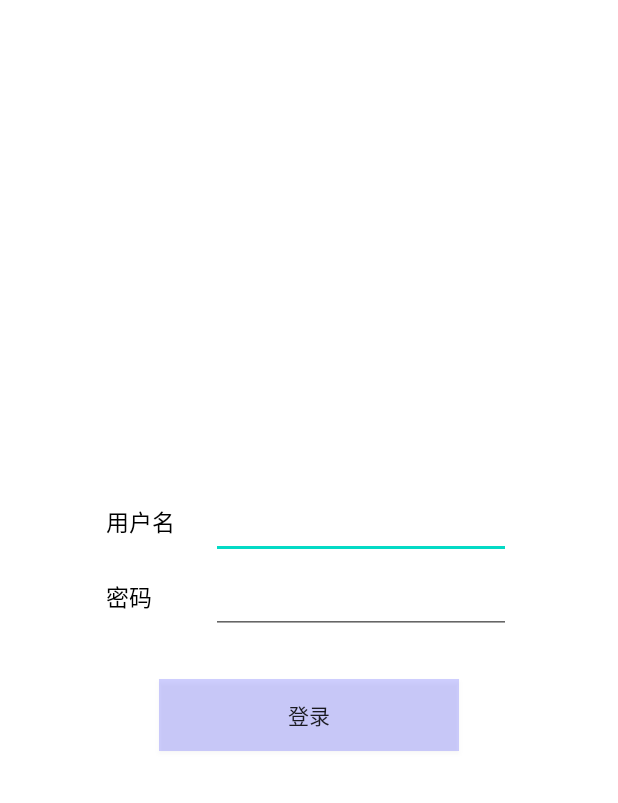
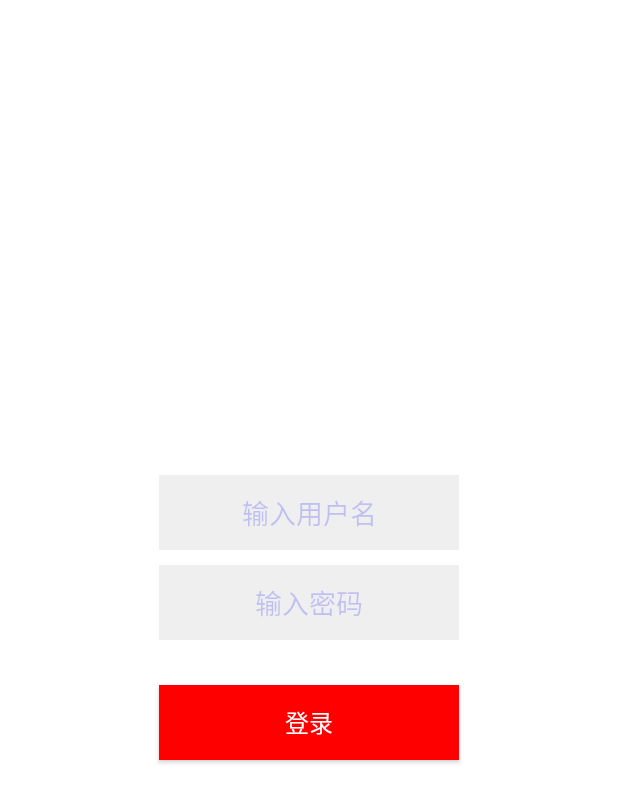
Before and after one commit to oangecheng/tools, an Android app: the screen it shows after launch (DstLoginActivity), on a phone screen of 412 x 824 dp. Shown: the top 803 px of the screen. Run offline under Robolectric (Android 15) with nearby library versions, the phone set to English and light mode, and no system bars; our stand-ins replace RxJava.

Commit message:
优化登录界面

```diff
--- a/dstclient/src/main/res/layout/dst_login_layout.xml
+++ b/dstclient/src/main/res/layout/dst_login_layout.xml
@@ -11,46 +11,33 @@
     android:layout_height="wrap_content"
     android:orientation="horizontal">
 
-    <androidx.appcompat.widget.AppCompatTextView
-      android:layout_width="50dp"
-      android:layout_height="wrap_content"
-      android:text="用户名"
-      android:textColor="@color/black"
-      android:textSize="15dp" />
-
     <EditText
       android:id="@+id/username"
-      android:layout_marginLeft="20dp"
-      android:layout_width="200dp"
-      android:layout_height="50dp"/>
+      style="@style/DstEditText"
+      android:hint="输入用户名"
+      android:layout_width="200dp" />
 
   </LinearLayout>
 
 
   <LinearLayout
     android:layout_width="wrap_content"
-    android:layout_height="wrap_content">
-
-    <androidx.appcompat.widget.AppCompatTextView
-      android:layout_width="50dp"
-      android:layout_height="wrap_content"
-      android:text="密码"
-      android:textColor="@color/black"
-      android:textSize="15dp" />
-
+    android:layout_height="wrap_content"
+    android:layout_marginTop="10dp">
 
     <EditText
       android:id="@+id/password"
-      android:layout_marginStart="20dp"
+      style="@style/DstEditText"
       android:layout_width="200dp"
-      android:layout_height="50dp"/>
+      android:inputType="textPassword"
+      android:hint="输入密码" />
   </LinearLayout>
 
   <Button
     android:id="@+id/login"
+    style="@style/DstBtnStyle"
     android:layout_width="200dp"
-    android:layout_height="wrap_content"
     android:layout_marginTop="30dp"
-    android:background="#300000FF"
+    android:background="#ff0000"
     android:text="登录" />
 </LinearLayout>
```
